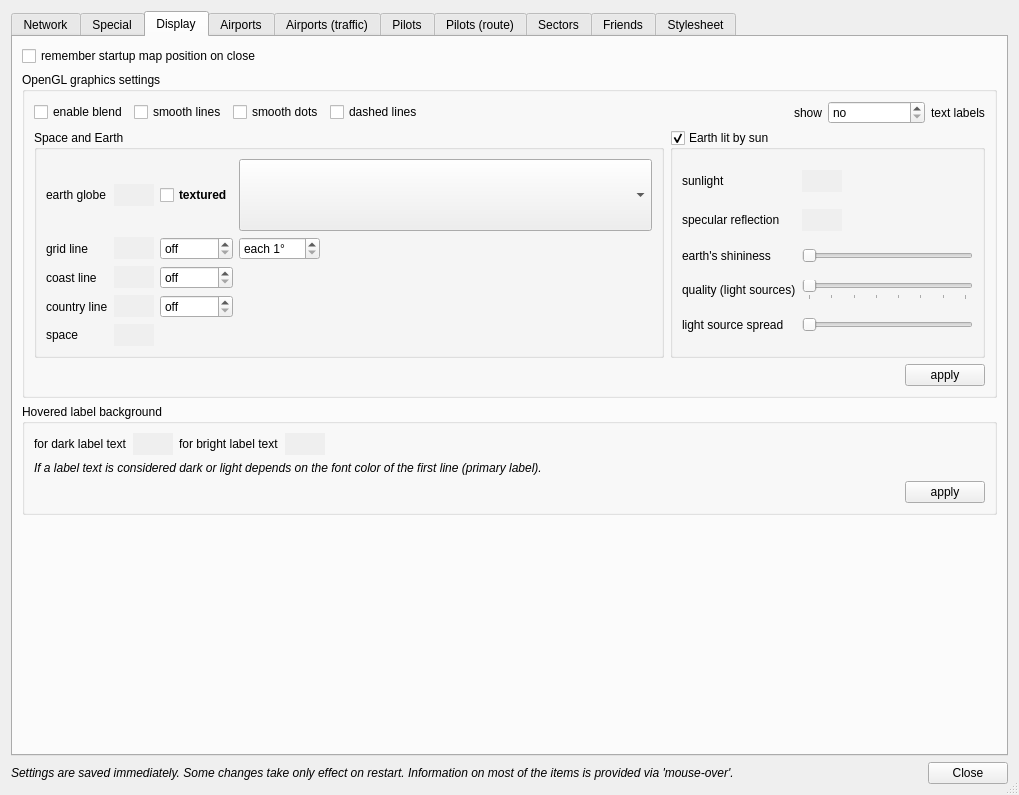
This is src/dialogs/PreferencesDialog.ui in qutescoop/qutescoop as Qt 5 draws it before an edit. The edited form follows.
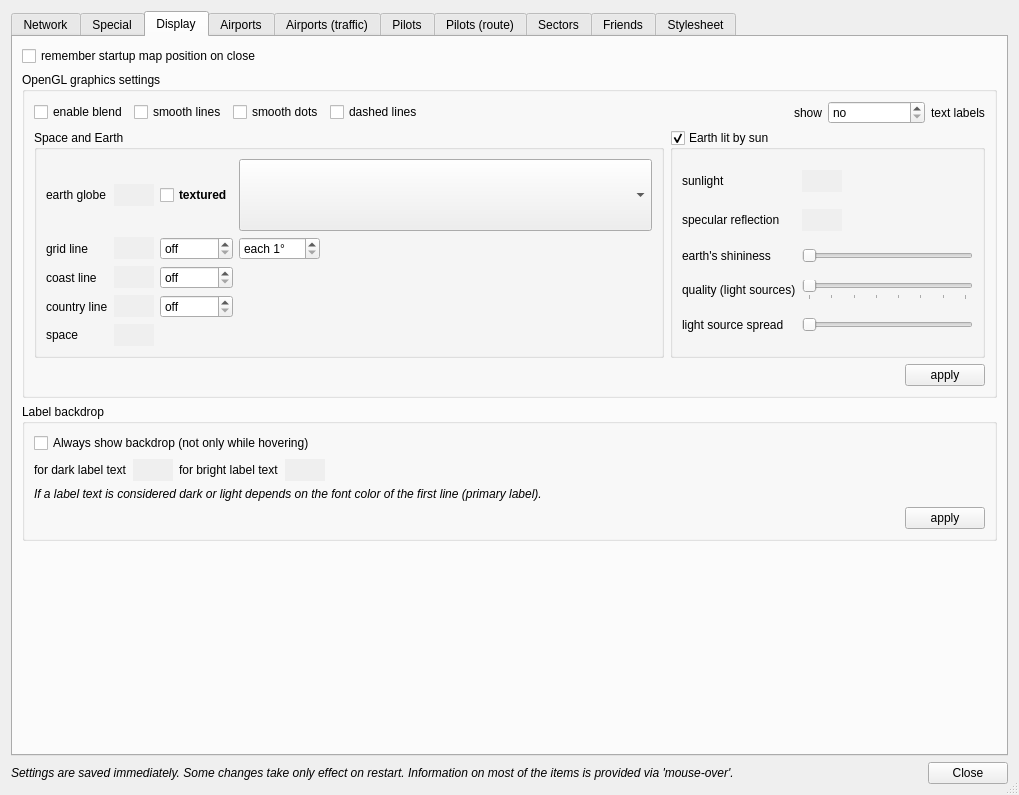
This is the edited form. The open tabs and pages were chosen to show the change. Icons and pictures are not drawn.

Commit message:
[FEATURE] Allow to always use a label backdrop
This helps on color schemes with little contrast between text and map.

Patch:
```diff
--- a/src/dialogs/PreferencesDialog.ui
+++ b/src/dialogs/PreferencesDialog.ui
@@ -1244,7 +1244,7 @@
        <item>
         <widget class="QGroupBox" name="groupBox_13">
          <property name="title">
-          <string>Hovered label background</string>
+          <string>Label backdrop</string>
          </property>
          <layout class="QGridLayout" name="gridLayout_22">
           <item row="3" column="0" colspan="5">
@@ -1339,6 +1339,16 @@
             </property>
            </widget>
           </item>
+          <item row="0" column="0" colspan="5">
+           <widget class="QCheckBox" name="cbLabelAlwaysBackdrop">
+            <property name="toolTip">
+             <string>This helps on color schemes with little contrast to the label colors.</string>
+            </property>
+            <property name="text">
+             <string>Always show backdrop (not only while hovering)</string>
+            </property>
+           </widget>
+          </item>
          </layout>
         </widget>
        </item>
```
Left out of the diff: 8 changed lines with no effect on the pictures. The commit also changes 6 other files.
